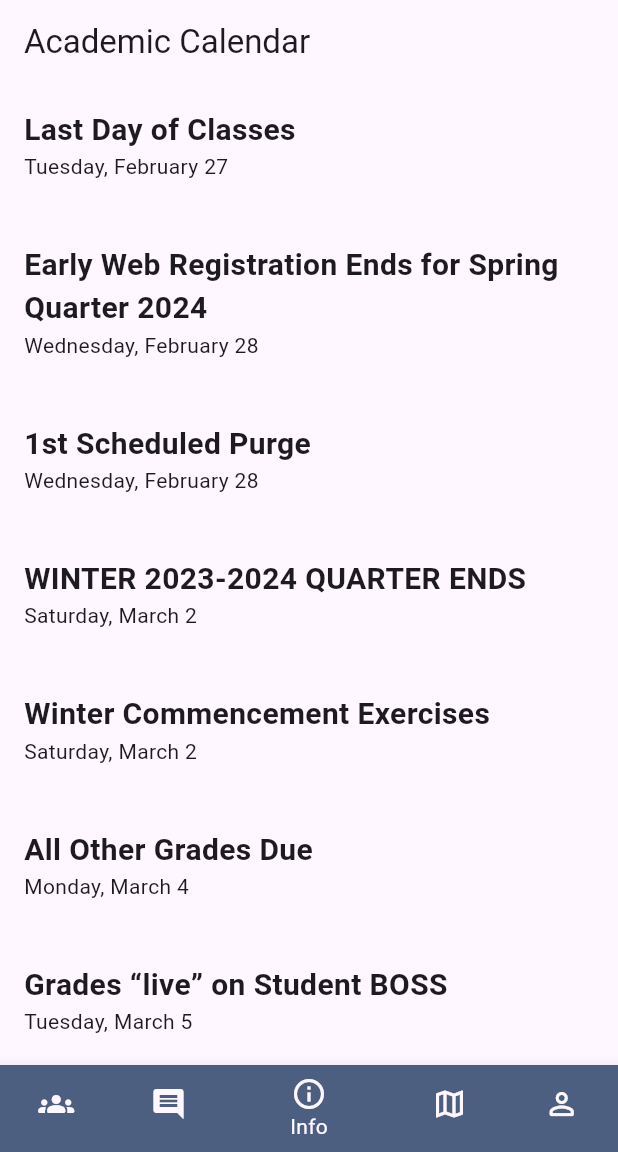
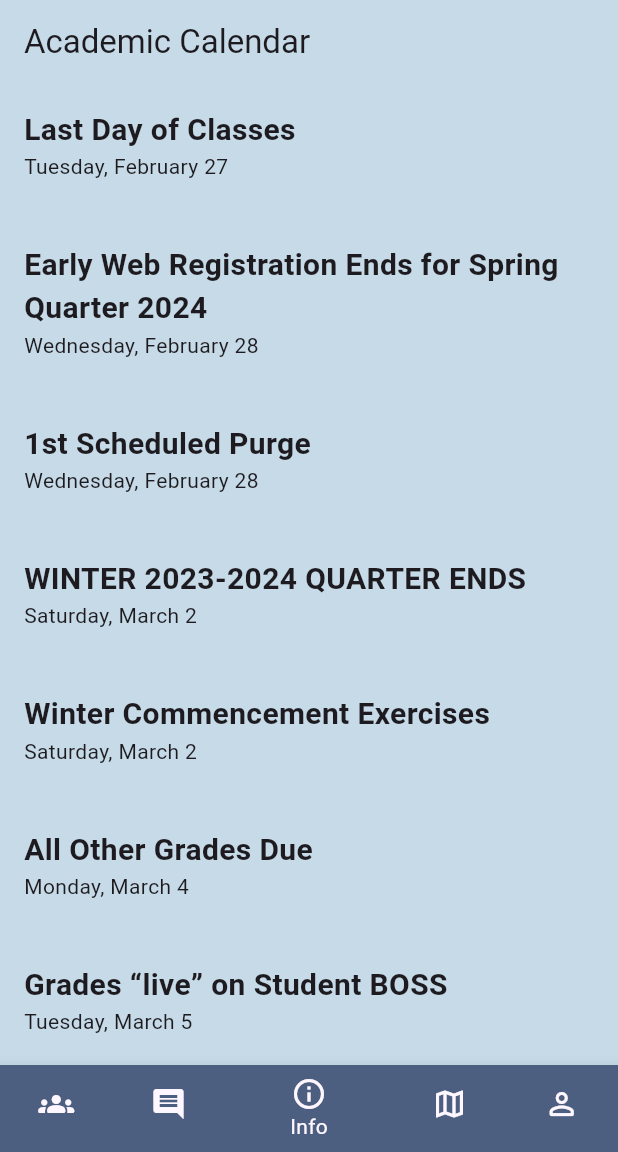
Before and after one commit to lawsonpeters12/Tech-Connect, a Flutter app: the screen it shows once a user with an empty profile is signed in, on a phone screen of 412 x 824 dp, the part 84-1236 px from its top. Run offline on Flutter 3.47's test engine with Material 3 defaults, Android fonts, the phone set to English and light mode, and no system bars; our stand-ins replace cloud_firestore, firebase_auth, firebase_core, firebase_storage, geolocator, google_maps_flutter and 2 more; accounts and stored records are empty.

Commit message:
Added dark mode functionality to home and chat page

```diff
--- a/tech_connect/lib/pages/home_page.dart
+++ b/tech_connect/lib/pages/home_page.dart
@@ -4,6 +4,7 @@ import 'package:http/http.dart' as http;
 import 'package:tech_connect/pages/DM_page.dart';
 import 'package:tech_connect/pages/friend_page.dart';
 import 'package:tech_connect/pages/id_page.dart';
+import 'package:shared_preferences/shared_preferences.dart';
 
 class HomePage extends StatefulWidget {
   const HomePage({Key? key}) : super(key: key);
@@ -34,6 +35,20 @@ class _HomePageState extends State<HomePage> {
   String eventInfo9 = 'Tuesday, March 12';
 
   bool isLoading = false;
+  bool isDarkMode = false;
+
+  Future<void> getDarkModeValue() async {
+    final prefs = await SharedPreferences.getInstance();
+    setState(() {
+      isDarkMode = prefs.getBool('isDarkMode') ?? false;
+    });
+  }
+
+  @override
+  void initState() {
+    super.initState();
+    getDarkModeValue();
+  }
 
   Future<List<String>> extractData() async {
     final url = Uri.parse('https://events.latech.edu/academic-calendar/all');
@@ -111,9 +126,8 @@ class _HomePageState extends State<HomePage> {
   @override
   Widget build(BuildContext context) {
     return Scaffold(
-      backgroundColor: Color.fromRGBO(77, 95, 128, 100),
       appBar: AppBar(
-        backgroundColor:  Color.fromRGBO(77, 95, 128, 100),
+      backgroundColor: isDarkMode ? Color.fromRGBO(167, 43, 42, 1) : Color.fromRGBO(77, 95, 128, 100),
         title: Text('Home Page'),
         leading: Container(),
         actions: [
@@ -127,13 +141,18 @@ class _HomePageState extends State<HomePage> {
           SizedBox(width: 20),
         ],
       ),
+      backgroundColor: isDarkMode ? Color.fromRGBO(203, 102, 102, 40) : Color.fromRGBO(198, 218, 231, 1),
       body: DefaultTabController(
         length: 2,
         child: TabBarView(
           children: [
             Center(
               child: Scaffold(
-                appBar: AppBar(title: Text('Academic Calendar')),
+                appBar: AppBar(
+                  title: Text('Academic Calendar'),
+                  backgroundColor: isDarkMode ? Color.fromRGBO(203, 102, 102, 40) : Color.fromRGBO(198, 218, 231, 1),
+                ),
+                backgroundColor: isDarkMode ? Color.fromRGBO(203, 102, 102, 40) : Color.fromRGBO(198, 218, 231, 1),
                 body: Padding(
                   padding: const EdgeInsets.all(16.0),
                   child: Center(
```
Also changed, not shown: tech_connect/lib/pages/id_page.dart (+14 -1 lines), tech_connect/lib/pages/user_page.dart (+20 -6 lines).
